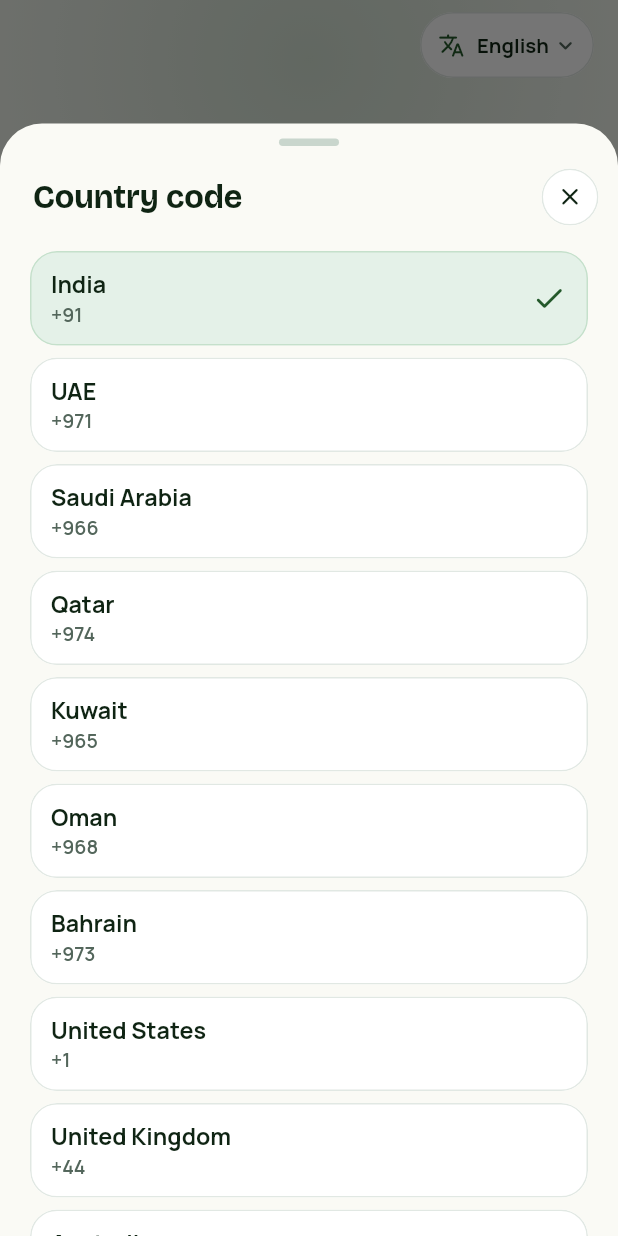
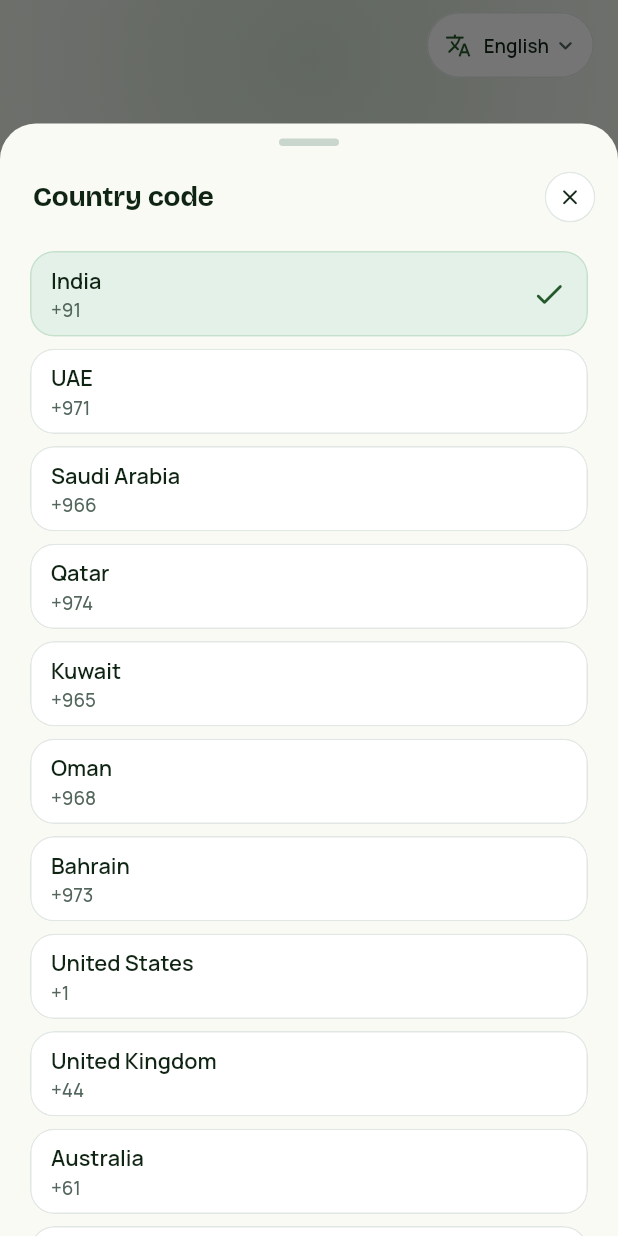
Before and after one commit to NAVICORP/kuree, a Flutter app: the screen it shows after launch, after a tap on "Continue with WhatsApp", after a tap on "+91", on a phone screen of 412 x 824 dp. Run offline on Flutter 3.47's test engine with Material 3 defaults, Android fonts, the phone set to English and light mode, and no system bars; our stand-ins replace audioplayers, share_plus, shared_preferences, wakelock_plus; missing offline and left inert: flutter_quick_video_encoder, gal; network calls fail; project files that could hold a hidden picture were left out.

Commit message:
Smaller, calmer type and sizes everywhere
Smaller and lighter text (body 14.5 medium, titles semibold and a size or
two down, the hero amount 32), slimmer fields and buttons (46 and 40 high),
tighter corners, a softer shadow, smaller slot badges, tick and Late, and
plain-weight rows on the Account screen with green icons. One set of
tokens, so both Android and iOS follow. [ios]

Co-Authored-By: Claude Opus 5.5 <noreply@anthropic.com>
Claude-Session: https://claude.ai/code/session_01Sb4k224acfZHz9i2Z4zLUu

```diff
--- a/app/lib/ui/home.dart
+++ b/app/lib/ui/home.dart
@@ -111,9 +111,9 @@ class _HomeScreenState extends State<HomeScreen> {
       appBar: AppBar(
         titleSpacing: Sp.xl,
         title: Row(children: [
-          ClipRRect(borderRadius: BorderRadius.circular(9), child: Image.asset('assets/brand/icon.png', width: 32, height: 32)),
+          ClipRRect(borderRadius: BorderRadius.circular(8), child: Image.asset('assets/brand/icon.png', width: 28, height: 28)),
           const SizedBox(width: 10),
-          const Text('Kuree', style: TextStyle(fontFamily: 'Bricolage', fontSize: 24, fontWeight: FontWeight.w700, color: K.ink, letterSpacing: 0)),
+          const Text('Kuree', style: TextStyle(fontFamily: 'Bricolage', fontSize: 21, fontWeight: FontWeight.w600, color: K.ink, letterSpacing: 0)),
         ]),
         actions: [
           Padding(
@@ -250,7 +250,7 @@ class KuriCard extends StatelessWidget {
         Row(crossAxisAlignment: CrossAxisAlignment.end, children: [
           Expanded(
             child: Wrap(crossAxisAlignment: WrapCrossAlignment.end, spacing: 6, children: [
-              Text(k.money(got), style: T.h2.copyWith(fontSize: 24).merge(T.tabular)),
+              Text(k.money(got), style: T.h2.merge(T.tabular)),
               Padding(
                 padding: const EdgeInsets.only(bottom: 3),
                 child: Text(s.ofAmount(k.money(k.pot)), style: T.small),
--- a/app/lib/ui/kuri_editor.dart
+++ b/app/lib/ui/kuri_editor.dart
@@ -467,9 +467,9 @@ class _KuriEditorScreenState extends State<KuriEditorScreen> {
           ),
         );
     return KCard(
-      padding: EdgeInsetsDirectional.fromSTEB(12, 12, split ? 12 : 4, split ? 6 : 12),
+      padding: EdgeInsetsDirectional.fromSTEB(10, 10, split ? 10 : 2, split ? 4 : 10),
       child: Row(crossAxisAlignment: CrossAxisAlignment.start, children: [
-        Padding(padding: const EdgeInsets.only(top: 6), child: SlotBadge('${i + 1}', size: 38)),
+        Padding(padding: const EdgeInsets.only(top: 6), child: SlotBadge('${i + 1}', size: 32)),
         const SizedBox(width: Sp.md - 2),
         Expanded(
           child: split
--- a/app/lib/ui/sign_in.dart
+++ b/app/lib/ui/sign_in.dart
@@ -347,7 +347,7 @@ class _SignInScreenState extends State<SignInScreen> {
             textDirection: TextDirection.ltr,
             autofillHints: const [AutofillHints.oneTimeCode],
             inputFormatters: [FilteringTextInputFormatter.digitsOnly, LengthLimitingTextInputFormatter(6)],
-            style: const TextStyle(fontFamily: 'Manrope', fontSize: 28, fontWeight: FontWeight.w800, letterSpacing: 0).merge(T.tabular),
+            style: const TextStyle(fontFamily: 'Manrope', fontSize: 24, fontWeight: FontWeight.w700, letterSpacing: 0).merge(T.tabular),
             decoration: const InputDecoration(hintText: '000000'),
             onChanged: (v) {
               if (v.length == 6) _verify();
--- a/app/lib/ui/theme.dart
+++ b/app/lib/ui/theme.dart
@@ -32,14 +32,14 @@ class K {
   static const sunSoft = Color(0xFFFBF0B8);
 
   /// Corner radii: small chips and fields, cards, big cards and sheets.
-  static const rSm = 14.0;
-  static const rMd = 18.0;
-  static const r = 22.0;
-  static const rLg = 28.0;
+  static const rSm = 12.0;
+  static const rMd = 16.0;
+  static const r = 18.0;
+  static const rLg = 24.0;
 
   static const shadow = [
-    BoxShadow(color: Color(0x0D032A09), blurRadius: 2, offset: Offset(0, 1)),
-    BoxShadow(color: Color(0x2E032A09), blurRadius: 30, spreadRadius: -18, offset: Offset(0, 12)),
+    BoxShadow(color: Color(0x0A032A09), blurRadius: 2, offset: Offset(0, 1)),
+    BoxShadow(color: Color(0x1A032A09), blurRadius: 24, spreadRadius: -18, offset: Offset(0, 10)),
   ];
 }
 
@@ -62,25 +62,26 @@ class Sp {
 }
 
 /// Text: Manrope for reading, Bricolage Grotesque for titles and big numbers.
-/// No letter spacing anywhere. Line heights leave room for the taller
-/// Malayalam, Tamil, Kannada, Hindi and Arabic letters.
+/// Kept small and light, so screens read calm rather than loud. No letter
+/// spacing anywhere. Line heights leave room for the taller Malayalam, Tamil,
+/// Kannada, Hindi and Arabic letters.
 class T {
   static const _m = 'Manrope';
   static const _b = 'Bricolage';
   static const _f = kFontFallback;
 
-  static const display = TextStyle(fontFamily: _b, fontFamilyFallback: _f, fontSize: 34, fontWeight: FontWeight.w700, height: 1.12, letterSpacing: 0, color: K.ink);
-  static const h1 = TextStyle(fontFamily: _b, fontFamilyFallback: _f, fontSize: 28, fontWeight: FontWeight.w700, height: 1.18, letterSpacing: 0, color: K.ink);
-  static const h2 = TextStyle(fontFamily: _b, fontFamilyFallback: _f, fontSize: 22, fontWeight: FontWeight.w700, height: 1.22, letterSpacing: 0, color: K.ink);
-  static const h3 = TextStyle(fontFamily: _b, fontFamilyFallback: _f, fontSize: 18, fontWeight: FontWeight.w700, height: 1.26, letterSpacing: 0, color: K.ink);
-  static const amount = TextStyle(fontFamily: _b, fontFamilyFallback: _f, fontSize: 40, fontWeight: FontWeight.w700, height: 1.0, letterSpacing: 0,
+  static const display = TextStyle(fontFamily: _b, fontFamilyFallback: _f, fontSize: 28, fontWeight: FontWeight.w600, height: 1.14, letterSpacing: 0, color: K.ink);
+  static const h1 = TextStyle(fontFamily: _b, fontFamilyFallback: _f, fontSize: 23, fontWeight: FontWeight.w600, height: 1.2, letterSpacing: 0, color: K.ink);
+  static const h2 = TextStyle(fontFamily: _b, fontFamilyFallback: _f, fontSize: 19, fontWeight: FontWeight.w600, height: 1.24, letterSpacing: 0, color: K.ink);
+  static const h3 = TextStyle(fontFamily: _b, fontFamilyFallback: _f, fontSize: 16, fontWeight: FontWeight.w600, height: 1.28, letterSpacing: 0, color: K.ink);
+  static const amount = TextStyle(fontFamily: _b, fontFamilyFallback: _f, fontSize: 32, fontWeight: FontWeight.w600, height: 1.0, letterSpacing: 0,
       color: Colors.white, fontFeatures: [FontFeature.tabularFigures()]);
-  static const body = TextStyle(fontFamily: _m, fontFamilyFallback: _f, fontSize: 15, fontWeight: FontWeight.w500, height: 1.45, letterSpacing: 0, color: K.ink);
-  static const bodyStrong = TextStyle(fontFamily: _m, fontFamilyFallback: _f, fontSize: 15.5, fontWeight: FontWeight.w700, height: 1.35, letterSpacing: 0, color: K.ink);
-  static const small = TextStyle(fontFamily: _m, fontFamilyFallback: _f, fontSize: 13, fontWeight: FontWeight.w600, height: 1.4, letterSpacing: 0, color: K.muted);
-  static const tiny = TextStyle(fontFamily: _m, fontFamilyFallback: _f, fontSize: 11.5, fontWeight: FontWeight.w700, height: 1.3, letterSpacing: 0, color: K.muted);
-  static const label = TextStyle(fontFamily: _m, fontFamilyFallback: _f, fontSize: 13.5, fontWeight: FontWeight.w700, height: 1.3, letterSpacing: 0, color: K.ink2);
-  static const button = TextStyle(fontFamily: _m, fontFamilyFallback: _f, fontSize: 15.5, fontWeight: FontWeight.w700, height: 1.2, letterSpacing: 0);
+  static const body = TextStyle(fontFamily: _m, fontFamilyFallback: _f, fontSize: 14.5, fontWeight: FontWeight.w500, height: 1.45, letterSpacing: 0, color: K.ink);
+  static const bodyStrong = TextStyle(fontFamily: _m, fontFamilyFallback: _f, fontSize: 14.5, fontWeight: FontWeight.w600, height: 1.35, letterSpacing: 0, color: K.ink);
+  static const small = TextStyle(fontFamily: _m, fontFamilyFallback: _f, fontSize: 12.5, fontWeight: FontWeight.w500, height: 1.4, letterSpacing: 0, color: K.muted);
+  static const tiny = TextStyle(fontFamily: _m, fontFamilyFallback: _f, fontSize: 11, fontWeight: FontWeight.w600, height: 1.3, letterSpacing: 0, color: K.muted);
+  static const label = TextStyle(fontFamily: _m, fontFamilyFallback: _f, fontSize: 12.5, fontWeight: FontWeight.w600, height: 1.3, letterSpacing: 0, color: K.ink2);
+  static const button = TextStyle(fontFamily: _m, fontFamilyFallback: _f, fontSize: 14.5, fontWeight: FontWeight.w600, height: 1.2, letterSpacing: 0);
   static const tabular = TextStyle(fontFeatures: [FontFeature.tabularFigures()]);
 }
 
@@ -106,21 +107,21 @@ ThemeData kureeTheme() {
   TextStyle b(double size, FontWeight w) =>
       TextStyle(fontFamily: 'Bricolage', fontFamilyFallback: kFontFallback, fontSize: size, fontWeight: w, letterSpacing: 0, color: K.ink);
   final text = TextTheme(
-    displayLarge: b(48, FontWeight.w700),
-    displayMedium: b(40, FontWeight.w700),
-    displaySmall: b(34, FontWeight.w700),
-    headlineLarge: b(30, FontWeight.w700),
-    headlineMedium: b(26, FontWeight.w700),
-    headlineSmall: b(22, FontWeight.w700),
-    titleLarge: b(20, FontWeight.w700),
-    titleMedium: m(16, FontWeight.w700),
-    titleSmall: m(14, FontWeight.w700),
-    bodyLarge: m(16, FontWeight.w500),
-    bodyMedium: m(15, FontWeight.w500),
-    bodySmall: m(13, FontWeight.w600, K.muted),
-    labelLarge: m(15, FontWeight.w700),
-    labelMedium: m(13, FontWeight.w700),
-    labelSmall: m(11.5, FontWeight.w700),
+    displayLarge: b(40, FontWeight.w600),
+    displayMedium: b(34, FontWeight.w600),
+    displaySmall: b(28, FontWeight.w600),
+    headlineLarge: b(25, FontWeight.w600),
+    headlineMedium: b(22, FontWeight.w600),
+    headlineSmall: b(19, FontWeight.w600),
+    titleLarge: b(17, FontWeight.w600),
+    titleMedium: m(15, FontWeight.w600),
+    titleSmall: m(13.5, FontWeight.w600),
+    bodyLarge: m(15, FontWeight.w500),
+    bodyMedium: m(14.5, FontWeight.w500),
+    bodySmall: m(12.5, FontWeight.w500, K.muted),
+    labelLarge: m(14, FontWeight.w600),
+    labelMedium: m(12.5, FontWeight.w600),
+    labelSmall: m(11, FontWeight.w600),
   );
   return ThemeData(
     useMaterial3: true,
@@ -137,28 +138,28 @@ ThemeData kureeTheme() {
       scrolledUnderElevation: 0,
       centerTitle: false,
       systemOverlayStyle: SystemUiOverlayStyle(statusBarColor: Colors.transparent, statusBarIconBrightness: Brightness.dark, statusBarBrightness: Brightness.light),
-      titleTextStyle: TextStyle(fontFamily: 'Bricolage', fontFamilyFallback: kFontFallback, fontSize: 20, fontWeight: FontWeight.w700, letterSpacing: 0, color: K.ink),
+      titleTextStyle: TextStyle(fontFamily: 'Bricolage', fontFamilyFallback: kFontFallback, fontSize: 18, fontWeight: FontWeight.w600, letterSpacing: 0, color: K.ink),
     ),
     inputDecorationTheme: InputDecorationTheme(
       filled: true,
       fillColor: K.surface,
       isDense: false,
-      contentPadding: const EdgeInsets.symmetric(horizontal: 16, vertical: 16),
-      hintStyle: m(15, FontWeight.w500, const Color(0xFF8A9A90)),
-      labelStyle: m(14, FontWeight.w600, K.muted),
-      floatingLabelStyle: m(14, FontWeight.w700, K.green),
-      border: OutlineInputBorder(borderRadius: BorderRadius.circular(16), borderSide: const BorderSide(color: K.border2)),
-      enabledBorder: OutlineInputBorder(borderRadius: BorderRadius.circular(16), borderSide: const BorderSide(color: K.border2)),
-      focusedBorder: OutlineInputBorder(borderRadius: BorderRadius.circular(16), borderSide: const BorderSide(color: K.green, width: 2)),
-      errorBorder: OutlineInputBorder(borderRadius: BorderRadius.circular(16), borderSide: const BorderSide(color: K.bad)),
-      focusedErrorBorder: OutlineInputBorder(borderRadius: BorderRadius.circular(16), borderSide: const BorderSide(color: K.bad, width: 2)),
-      errorStyle: m(12.5, FontWeight.w600, K.bad),
+      contentPadding: const EdgeInsets.symmetric(horizontal: 14, vertical: 13),
+      hintStyle: m(14.5, FontWeight.w500, const Color(0xFF8A9A90)),
+      labelStyle: m(13.5, FontWeight.w500, K.muted),
+      floatingLabelStyle: m(13.5, FontWeight.w600, K.green),
+      border: OutlineInputBorder(borderRadius: BorderRadius.circular(14), borderSide: const BorderSide(color: K.border2)),
+      enabledBorder: OutlineInputBorder(borderRadius: BorderRadius.circular(14), borderSide: const BorderSide(color: K.border2)),
+      focusedBorder: OutlineInputBorder(borderRadius: BorderRadius.circular(14), borderSide: const BorderSide(color: K.green, width: 1.6)),
+      errorBorder: OutlineInputBorder(borderRadius: BorderRadius.circular(14), borderSide: const BorderSide(color: K.bad)),
+      focusedErrorBorder: OutlineInputBorder(borderRadius: BorderRadius.circular(14), borderSide: const BorderSide(color: K.bad, width: 1.6)),
+      errorStyle: m(12, FontWeight.w500, K.bad),
     ),
     textSelectionTheme: const TextSelectionThemeData(cursorColor: K.green, selectionColor: K.brand200, selectionHandleColor: K.green),
     snackBarTheme: SnackBarThemeData(
       behavior: SnackBarBehavior.floating,
       backgroundColor: K.deep,
-      contentTextStyle: m(14.5, FontWeight.w600, Colors.white),
+      contentTextStyle: m(14, FontWeight.w500, Colors.white),
       shape: RoundedRectangleBorder(borderRadius: BorderRadius.circular(16)),
       insetPadding: const EdgeInsets.fromLTRB(16, 0, 16, 16),
     ),
@@ -167,14 +168,14 @@ ThemeData kureeTheme() {
       backgroundColor: K.paper,
       surfaceTintColor: Colors.transparent,
       showDragHandle: false,
-      shape: RoundedRectangleBorder(borderRadius: BorderRadius.vertical(top: Radius.circular(28))),
+      shape: RoundedRectangleBorder(borderRadius: BorderRadius.vertical(top: Radius.circular(24))),
     ),
     dialogTheme: DialogThemeData(
       backgroundColor: K.paper,
       surfaceTintColor: Colors.transparent,
       shape: RoundedRectangleBorder(borderRadius: BorderRadius.circular(K.rLg)),
-      titleTextStyle: b(21, FontWeight.w700),
-      contentTextStyle: m(15, FontWeight.w500, K.ink2),
+      titleTextStyle: b(18, FontWeight.w600),
+      contentTextStyle: m(14.5, FontWeight.w500, K.ink2),
     ),
     progressIndicatorTheme: const ProgressIndicatorThemeData(color: K.green),
     tooltipTheme: TooltipThemeData(
--- a/app/lib/ui/widgets.dart
+++ b/app/lib/ui/widgets.dart
@@ -39,7 +39,7 @@ class KButton extends StatelessWidget {
       KButtonKind.sun => (K.sun, K.deep, BorderSide.none),
     };
     final enabled = onPressed != null && !busy;
-    final h = small ? 44.0 : 52.0;
+    final h = small ? 40.0 : 46.0;
     final child = Row(
       mainAxisSize: expand ? MainAxisSize.max : MainAxisSize.min,
       mainAxisAlignment: MainAxisAlignment.center,
@@ -47,14 +47,14 @@ class KButton extends StatelessWidget {
         if (busy)
           SizedBox(width: 18, height: 18, child: CircularProgressIndicator(strokeWidth: 2.4, color: fg))
         else if (icon != null)
-          Icon(icon, size: small ? 18 : 20, color: fg),
+          Icon(icon, size: small ? 16 : 18, color: fg),
         if (busy || icon != null) SizedBox(width: small ? 6 : 8),
         // A long label (Malayalam runs long) shrinks a little to fit
         // rather than losing its end.
         Flexible(
           child: FittedBox(
             fit: BoxFit.scaleDown,
-            child: Text(label, maxLines: 1, textAlign: TextAlign.center, style: T.button.copyWith(color: fg, fontSize: small ? 14 : 15.5)),
+            child: Text(label, maxLines: 1, textAlign: TextAlign.center, style: T.button.copyWith(color: fg, fontSize: small ? 13.5 : 14.5)),
           ),
         ),
       ],
@@ -74,7 +74,7 @@ class KButton extends StatelessWidget {
               : null,
           child: Container(
             height: h,
-            padding: EdgeInsets.symmetric(horizontal: small ? 16 : 22),
+            padding: EdgeInsets.symmetric(horizontal: small ? 14 : 18),
             child: child,
           ),
         ),
@@ -85,7 +85,7 @@ class KButton extends StatelessWidget {
 
 /// A white card with a hairline border and a soft shadow.
 class KCard extends StatelessWidget {
-  const KCard({super.key, required this.child, this.padding = const EdgeInsets.all(Sp.lg + 2), this.onTap, this.color = K.surface});
+  const KCard({super.key, required this.child, this.padding = const EdgeInsets.all(Sp.lg), this.onTap, this.color = K.surface});
   final Widget child;
   final EdgeInsetsGeometry padding;
   final VoidCallback? onTap;
@@ -160,7 +160,7 @@ class HeroCard extends StatelessWidget {
 
 /// A slot number in a circle.
 class SlotBadge extends StatelessWidget {
-  const SlotBadge(this.text, {super.key, this.size = 42, this.style = SlotBadgeStyle.plain});
+  const SlotBadge(this.text, {super.key, this.size = 34, this.style = SlotBadgeStyle.plain});
   final String text;
   final double size;
   final SlotBadgeStyle style;
@@ -274,13 +274,13 @@ class KSegmented<V> extends StatelessWidget {
                 duration: const Duration(milliseconds: 180),
                 constraints: const BoxConstraints(minHeight: 40),
                 alignment: Alignment.center,
-                padding: const EdgeInsets.symmetric(horizontal: 14, vertical: 8),
+                padding: const EdgeInsets.symmetric(horizontal: 12, vertical: 7),
                 decoration: BoxDecoration(
                   color: v == value ? K.surface : Colors.transparent,
                   borderRadius: BorderRadius.circular(999),
                   boxShadow: v == value ? const [BoxShadow(color: Color(0x1A032A09), blurRadius: 6, offset: Offset(0, 2))] : null,
                 ),
-                child: Text(label, style: T.label.copyWith(color: v == value ? K.deep : K.muted, fontSize: 13.5)),
+                child: Text(label, style: T.label.copyWith(color: v == value ? K.deep : K.muted)),
               ),
             ),
           ),
@@ -292,7 +292,7 @@ class KSegmented<V> extends StatelessWidget {
 /// A round icon button on dark or light backgrounds. The circle can be
 /// small, but the place to tap is always at least 48 across.
 class RoundIcon extends StatelessWidget {
-  const RoundIcon(this.icon, {super.key, this.onTap, this.dark = false, this.tooltip, this.size = 40});
+  const RoundIcon(this.icon, {super.key, this.onTap, this.dark = false, this.tooltip, this.size = 36});
   final IconData icon;
   final VoidCallback? onTap;
   final bool dark;
@@ -340,10 +340,10 @@ class EmptyState extends StatelessWidget {
       padding: const EdgeInsets.symmetric(vertical: 32, horizontal: Sp.xl),
       child: Column(mainAxisSize: MainAxisSize.min, children: [
         Container(
-          width: 60,
-          height: 60,
+          width: 52,
+          height: 52,
           decoration: BoxDecoration(color: K.brand100, borderRadius: BorderRadius.circular(K.rMd + 2)),
-          child: Icon(icon, color: K.green, size: 28),
+          child: Icon(icon, color: K.green, size: 24),
         ),
         const SizedBox(height: Sp.md + 2),
         Text(text, textAlign: TextAlign.center, style: T.body.copyWith(color: K.muted)),
@@ -372,7 +372,7 @@ class Notice extends StatelessWidget {
           child: Icon(bad ? Icons.error_outline_rounded : Icons.check_circle_outline_rounded, size: 18, color: fg),
         ),
         const SizedBox(width: Sp.sm),
-        Expanded(child: Text(text, style: T.small.copyWith(color: fg, fontSize: 13.5))),
+        Expanded(child: Text(text, style: T.small.copyWith(color: fg))),
       ]),
     );
   }
@@ -387,7 +387,7 @@ class SectionTitle extends StatelessWidget {
   @override
   Widget build(BuildContext context) {
     return Padding(
-      padding: const EdgeInsetsDirectional.fromSTEB(4, 24, 4, 10),
+      padding: const EdgeInsetsDirectional.fromSTEB(4, 20, 4, 8),
       child: Row(children: [
         Expanded(child: Text(text, style: T.h3)),
         if (trailing != null) ...[const SizedBox(width: Sp.sm), trailing!],
@@ -409,9 +409,9 @@ class KChoice extends StatelessWidget {
     return InkWell(
       onTap: onTap,
       child: Padding(
-        padding: const EdgeInsetsDirectional.fromSTEB(18, 14, 14, 14),
+        padding: const EdgeInsetsDirectional.fromSTEB(16, 12, 12, 12),
         child: Row(children: [
-          if (icon != null) ...[Icon(icon, color: K.ink2, size: 22), const SizedBox(width: 14)],
+          if (icon != null) ...[Icon(icon, color: K.ink2, size: 20), const SizedBox(width: 12)],
           Expanded(
             child: Column(crossAxisAlignment: CrossAxisAlignment.start, children: [
               Text(label, style: T.small),
@@ -450,7 +450,7 @@ Future<R?> showKSheet<R>(BuildContext context, {required String title, required
               padding: const EdgeInsetsDirectional.fromSTEB(22, 10, 8, 4),
               child: Row(children: [
                 Expanded(child: Text(title, style: T.h2)),
-                RoundIcon(Icons.close_rounded, tooltip: S.of(ctx).close, onTap: () => Navigator.of(ctx).pop(), size: 38),
+                RoundIcon(Icons.close_rounded, tooltip: S.of(ctx).close, onTap: () => Navigator.of(ctx).pop(), size: 34),
               ]),
             ),
             Flexible(
@@ -496,15 +496,15 @@ Future<PickOption<V>?> showPicker<V>(BuildContext context,
               child: InkWell(
                 onTap: () => Navigator.of(ctx).pop(o),
                 child: Padding(
-                  padding: const EdgeInsetsDirectional.fromSTEB(14, 12, 14, 12),
+                  padding: const EdgeInsetsDirectional.fromSTEB(14, 10, 14, 10),
                   child: Row(children: [
-                    if (o.badge != null) ...[SlotBadge(o.badge!, size: 38), const SizedBox(width: Sp.md)],
+                    if (o.badge != null) ...[SlotBadge(o.badge!, size: 32), const SizedBox(width: Sp.md)],
                     if (o.icon != null) ...[
                       Container(
-                        width: 38,
-                        height: 38,
+                        width: 32,
+                        height: 32,
                         decoration: const BoxDecoration(color: K.surface2, shape: BoxShape.circle),
-                        child: Icon(o.icon, size: 19, color: K.ink2),
+                        child: Icon(o.icon, size: 17, color: K.ink2),
                       ),
                       const SizedBox(width: Sp.md),
                     ],
```
Also changed, not shown: app/lib/ui/account.dart (+6 -6 lines), app/lib/ui/kuri_screen.dart (+8 -8 lines), app/lib/ui/sheets.dart (+4 -4 lines).
